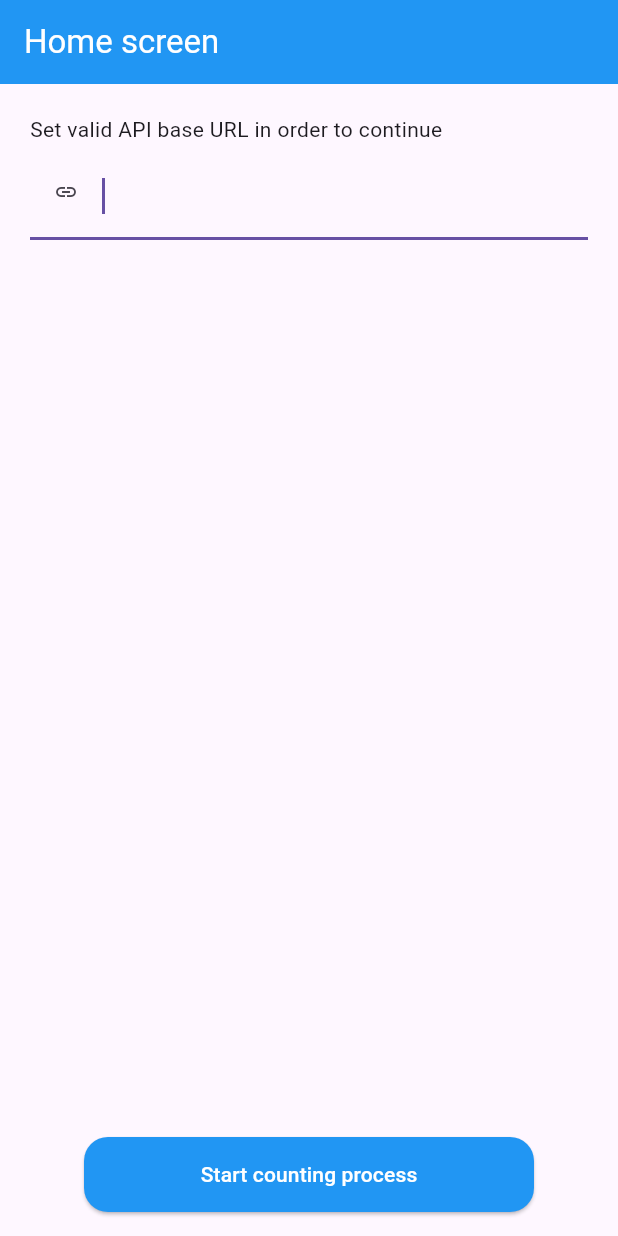
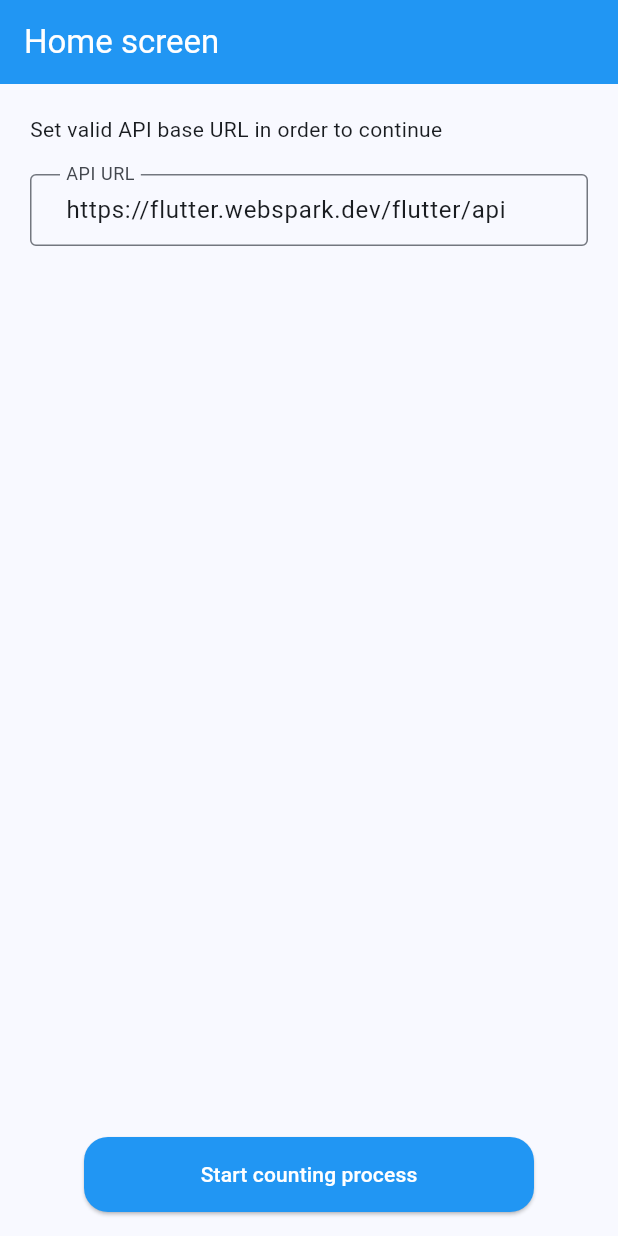
Before and after one commit to kobetskiy/websaprk_test_work, a Flutter app: the screen it shows after launch, on a phone screen of 412 x 824 dp. Run offline on Flutter 3.47's test engine with Material 3 defaults, Android fonts, the phone set to English and light mode, and no system bars; our stand-ins replace bloc, flutter_bloc.

```diff
--- /dev/null
+++ b/lib/features/loading_screen/bloc/fetching_data_bloc/fetching_data_bloc.dart
@@ -0,0 +1,21 @@
+import 'package:bloc/bloc.dart';
+import 'package:webspark_test_work/features/loading_screen/services/api_service.dart';
+import 'package:webspark_test_work/features/models/static_values.dart';
+
+part 'fetching_data_event.dart';
+part 'fetching_data_state.dart';
+
+class FetchingDataBloc extends Bloc<FetchingDataEvent, FetchingDataState> {
+  FetchingDataBloc() : super(FetchingDataInitial()) {
+    final apiService = ApiService();
+    on<FetchData>((event, emit) async {
+      try {
+        emit((FetchingDataLoading()));
+        Constants.results = await apiService.getResults();
+        emit(FetchingDataSuccess());
+      } catch (e) {
+        emit(FetchingDataFailure(error: e.toString()));
+      }
+    });
+  }
+}
--- /dev/null
+++ b/lib/features/loading_screen/bloc/fetching_data_bloc/fetching_data_event.dart
@@ -0,0 +1,5 @@
+part of 'fetching_data_bloc.dart';
+
+sealed class FetchingDataEvent {}
+
+class FetchData extends FetchingDataEvent {}
--- /dev/null
+++ b/lib/features/loading_screen/bloc/fetching_data_bloc/fetching_data_state.dart
@@ -0,0 +1,15 @@
+part of 'fetching_data_bloc.dart';
+
+sealed class FetchingDataState {}
+
+final class FetchingDataInitial extends FetchingDataState {}
+
+final class FetchingDataLoading extends FetchingDataState {}
+
+final class FetchingDataSuccess extends FetchingDataState {}
+
+final class FetchingDataFailure extends FetchingDataState {
+  final Object error;
+
+  FetchingDataFailure({required this.error});
+}
--- /dev/null
+++ b/lib/features/loading_screen/view/export.dart
@@ -0,0 +1,3 @@
+export 'data_fetching_failure_widget.dart';
+export 'data_fetching_loading_widget.dart';
+export 'data_fetching_success_widget.dart';
--- a/lib/features/main_screen/screens/main_screen.dart
+++ b/lib/features/main_screen/view/main_screen.dart
@@ -1,5 +1,5 @@
 import 'package:flutter/material.dart';
-import 'package:webspark_test_work/features/loading_screen/screens/loading_screen.dart';
+import 'package:webspark_test_work/features/loading_screen/view/loading_screen.dart';
 import 'package:webspark_test_work/features/models/static_values.dart';
 
 class MainScreen extends StatefulWidget {
@@ -10,10 +10,10 @@ class MainScreen extends StatefulWidget {
 }
 
 class _MainScreenState extends State<MainScreen> {
-  final urlTextController = TextEditingController();
+  final urlTextController = TextEditingController(text: Constants.url);
 
   void startCountingProcess() {
-    if (urlTextController.text != StaticValues.url) {
+    if (urlTextController.text != Constants.url) {
       showDialog(
         context: context,
         builder: (context) => const AlertDialog(
@@ -31,24 +31,21 @@ class _MainScreenState extends State<MainScreen> {
   @override
   Widget build(BuildContext context) {
     return Scaffold(
-      appBar: AppBar(
-        title: const Text('Home screen'),
-        backgroundColor: Colors.blue,
-      ),
+      appBar: AppBar(title: const Text('Home screen')),
       body: Padding(
         padding: const EdgeInsets.all(20),
         child: Column(
           crossAxisAlignment: CrossAxisAlignment.start,
           children: [
             const Text('Set valid API base URL in order to continue'),
+            const SizedBox(height: 20),
             TextField(
               controller: urlTextController,
-              autofocus: true,
-              decoration: InputDecoration(
-                prefix: IconButton(
-                  onPressed: () => urlTextController.text = StaticValues.url,
-                  icon: const Icon(Icons.link, size: 16),
-                ),
+              decoration: const InputDecoration(
+                labelText: "API URL",
+                border: OutlineInputBorder(),
+                contentPadding: EdgeInsets.symmetric(horizontal: 20),
+
               ),
             )
           ],
--- /dev/null
+++ b/lib/features/models/post_response.dart
@@ -0,0 +1,23 @@
+import 'point.dart';
+
+class PostResponse {
+  final String id;
+  final PostResult result;
+
+  PostResponse({required this.id, required this.result});
+  Map<String, dynamic> toJson() => {
+        "id": id,
+        "result": result.toJson(),
+      };
+}
+
+class PostResult {
+  final List<PointModel> steps;
+  final String path;
+
+  PostResult({required this.steps, required this.path});
+  Map<String, dynamic> toJson() => {
+        "steps": List<dynamic>.from(steps.map((x) => x.toJson())),
+        "path": path,
+      };
+}
--- a/lib/features/models/static_values.dart
+++ b/lib/features/models/static_values.dart
@@ -1,3 +1,7 @@
-class StaticValues {
+import 'post_response.dart';
+
+class Constants {
   static String url = 'https://flutter.webspark.dev/flutter/api';
+  static List<PostResponse> results = [];
+  static List<List<List<String>>> grids = [];
 }
--- a/lib/main.dart
+++ b/lib/main.dart
@@ -1,6 +1,8 @@
 import 'package:flutter/material.dart';
+import 'package:flutter_bloc/flutter_bloc.dart';
+import 'package:webspark_test_work/features/loading_screen/bloc/fetching_data_bloc/fetching_data_bloc.dart';
 
-import 'features/main_screen/screens/main_screen.dart';
+import 'features/main_screen/view/main_screen.dart';
 
 void main() {
   runApp(const MainApp());
@@ -11,9 +13,14 @@ class MainApp extends StatelessWidget {
 
   @override
   Widget build(BuildContext context) {
-    return MaterialApp(
+    return MultiBlocProvider(
+      providers: [
+        BlocProvider<FetchingDataBloc>(create: (context) => FetchingDataBloc()),
+      ],
+      child: MaterialApp(
         debugShowCheckedModeBanner: false,
         theme: ThemeData(
+          colorScheme: ColorScheme.fromSeed(seedColor: Colors.blue),
           appBarTheme: const AppBarTheme(
             backgroundColor: Colors.blue,
             foregroundColor: Colors.white,
@@ -31,6 +38,7 @@ class MainApp extends StatelessWidget {
           ),
         ),
         home: const MainScreen(),
+      ),
     );
   }
 }
--- a/pubspec.yaml
+++ b/pubspec.yaml
@@ -7,8 +7,11 @@ environment:
   sdk: '>=3.4.0 <4.0.0'
 
 dependencies:
+  bloc: ^8.1.4
   flutter:
     sdk: flutter
+  flutter_bloc: ^8.1.6
+  http: ^1.2.2
 
 dev_dependencies:
   flutter_test:
```
Also changed, not shown: lib/features/loading_screen/screens/loading_screen.dart (deleted, +0 -15 lines), lib/features/loading_screen/services/api_service.dart (added, +52 -0 lines), lib/features/loading_screen/services/breadth_first_search.dart (added, +105 -0 lines), lib/features/loading_screen/services/http_service.dart (added, +22 -0 lines), lib/features/loading_screen/view/data_fetching_failure_widget.dart (added, +10 -0 lines), lib/features/loading_screen/view/data_fetching_loading_widget.dart (added, +53 -0 lines), lib/features/loading_screen/view/data_fetching_success_widget.dart (added, +34 -0 lines), lib/features/loading_screen/view/loading_screen.dart (added, +44 -0 lines), lib/features/models/get_response.dart (added, +64 -0 lines), lib/features/models/point.dart (added, +12 -0 lines), pubspec.lock. Lines whose indentation alone changed are shown as unchanged.
